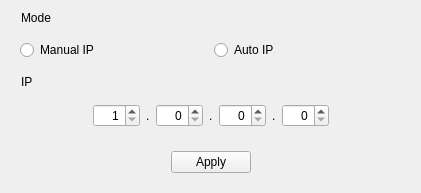
Before: the Qt Designer form src/csviewer/ipsetting.ui in Revopoint/3DViewer, drawn with Qt 5.
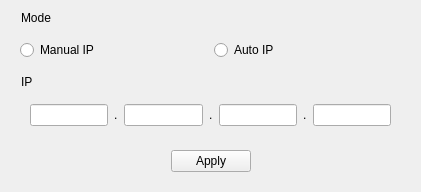
After: the same form once the commit is applied.

Patch:
```diff
--- a/src/csviewer/ipsetting.ui
+++ b/src/csviewer/ipsetting.ui
@@ -7,7 +7,7 @@
     <x>0</x>
     <y>0</y>
     <width>421</width>
-    <height>182</height>
+    <height>185</height>
    </rect>
   </property>
   <property name="windowTitle">
@@ -74,15 +74,12 @@
        </spacer>
       </item>
       <item>
-       <widget class="QSpinBox" name="spinBox1">
+       <widget class="QLineEdit" name="ipEdit1">
+        <property name="focusPolicy">
+         <enum>Qt::StrongFocus</enum>
+        </property>
         <property name="alignment">
-         <set>Qt::AlignRight|Qt::AlignTrailing|Qt::AlignVCenter</set>
-        </property>
-        <property name="minimum">
-         <number>1</number>
-        </property>
-        <property name="maximum">
-         <number>255</number>
+         <set>Qt::AlignCenter</set>
         </property>
        </widget>
       </item>
@@ -94,12 +91,12 @@
        </widget>
       </item>
       <item>
-       <widget class="QSpinBox" name="spinBox2">
-        <property name="alignment">
-         <set>Qt::AlignRight|Qt::AlignTrailing|Qt::AlignVCenter</set>
+       <widget class="QLineEdit" name="ipEdit2">
+        <property name="focusPolicy">
+         <enum>Qt::StrongFocus</enum>
         </property>
-        <property name="maximum">
-         <number>255</number>
+        <property name="alignment">
+         <set>Qt::AlignCenter</set>
         </property>
        </widget>
       </item>
@@ -111,12 +108,12 @@
        </widget>
       </item>
       <item>
-       <widget class="QSpinBox" name="spinBox3">
-        <property name="alignment">
-         <set>Qt::AlignRight|Qt::AlignTrailing|Qt::AlignVCenter</set>
+       <widget class="QLineEdit" name="ipEdit3">
+        <property name="focusPolicy">
+         <enum>Qt::StrongFocus</enum>
         </property>
-        <property name="maximum">
-         <number>255</number>
+        <property name="alignment">
+         <set>Qt::AlignCenter</set>
         </property>
        </widget>
       </item>
@@ -128,12 +125,12 @@
        </widget>
       </item>
       <item>
-       <widget class="QSpinBox" name="spinBox4">
-        <property name="alignment">
-         <set>Qt::AlignRight|Qt::AlignTrailing|Qt::AlignVCenter</set>
+       <widget class="QLineEdit" name="ipEdit4">
+        <property name="focusPolicy">
+         <enum>Qt::StrongFocus</enum>
         </property>
-        <property name="maximum">
-         <number>255</number>
+        <property name="alignment">
+         <set>Qt::AlignCenter</set>
         </property>
        </widget>
       </item>
```
Left out of the diff: 12 changed lines with no effect on the pictures.
